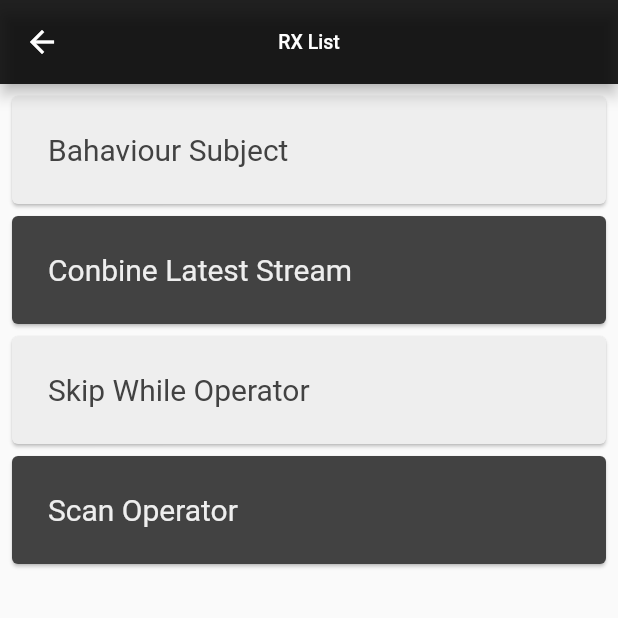
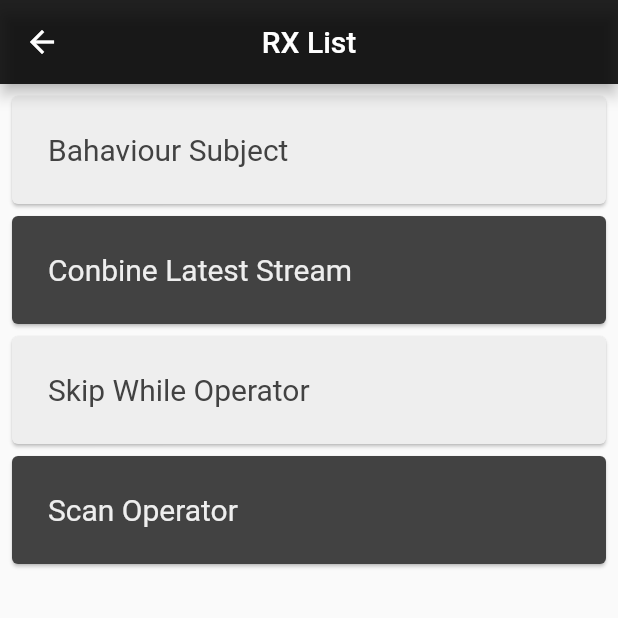
Before and after one commit to TauUpsilon/EdFlutterDemo, a Flutter app: the DemoListPage screen opened by its route, after a tap on an icon or button, on a phone screen of 412 x 824 dp, the top half of it. Run offline on Flutter 3.47's test engine with Material 2 defaults, Android fonts, the phone set to English and light mode, and no system bars; our stand-ins replace get_it, redux, rxdart; missing offline and left inert: reflectable; statements that could not run were skipped.

Commit message:
title fornt size addjestment

```diff
--- a/project/lib/featured/demo/pages/demo_list.page.dart
+++ b/project/lib/featured/demo/pages/demo_list.page.dart
@@ -22,7 +22,7 @@ class _DemoListPageState extends BaseWidgetState<DemoListPage> {
         backgroundColor: Colors.black87,
         title: Text(
           'Demo List',
-          style: TextStyle(fontSize: 13),
+          style: TextStyle(fontSize: 20),
         ),
       ),
       body: Container(
@@ -39,7 +39,7 @@ class _DemoListPageState extends BaseWidgetState<DemoListPage> {
               child: Card(
                 color: index % 2 == 0 ? Colors.grey[200] : Colors.grey[800],
                 child: Padding(
-                  padding: const EdgeInsets.all(8.0),
+                  padding: const EdgeInsets.all(8),
                   child: ListTile(
                     title: Text(
                       '${tabList[index]['name']} Demo',
--- a/project/lib/featured/demo/pages/rx/rx_list.page.dart
+++ b/project/lib/featured/demo/pages/rx/rx_list.page.dart
@@ -34,7 +34,7 @@ class _RXListPageState extends BaseWidgetState<RXListPage> {
         backgroundColor: Colors.black87,
         title: Text(
           'RX List',
-          style: TextStyle(fontSize: 13),
+          style: TextStyle(fontSize: 20),
         ),
       ),
       body: Container(
--- a/project/lib/featured/home/widgets/home.widget.dart
+++ b/project/lib/featured/home/widgets/home.widget.dart
@@ -21,7 +21,7 @@ class _HomeWidgetState extends BaseWidgetState<HomeWidget> {
         backgroundColor: Colors.black87,
         title: Text(
           'Home',
-          style: TextStyle(fontSize: 13),
+          style: TextStyle(fontSize: 20),
         ),
       ),
       body: Center(
@@ -34,7 +34,7 @@ class _HomeWidgetState extends BaseWidgetState<HomeWidget> {
               },
               child: Card(
                 child: Padding(
-                  padding: const EdgeInsets.all(12),
+                  padding: const EdgeInsets.all(25),
                   child: Center(
                     child: Text(
                       '${tabList[index]['name']} List',
--- a/project/lib/featured/home/widgets/playground.widget.dart
+++ b/project/lib/featured/home/widgets/playground.widget.dart
@@ -20,7 +20,7 @@ class _PlaygroundWidgetState extends BaseWidgetState<PlaygroundWidget> {
         centerTitle: true,
         title: Text(
           'Playground',
-          style: TextStyle(fontSize: 13),
+          style: TextStyle(fontSize: 20),
         ),
         backgroundColor: Colors.black87,
       ),
--- a/project/lib/featured/home/widgets/profile.widget.dart
+++ b/project/lib/featured/home/widgets/profile.widget.dart
@@ -16,7 +16,7 @@ class _ProfileWidgetState extends BaseWidgetState<ProfileWidget> {
         backgroundColor: Colors.black87,
         title: Text(
           'Profile',
-          style: TextStyle(fontSize: 13),
+          style: TextStyle(fontSize: 20),
         ),
       ),
     );
--- a/project/lib/featured/user/pages/user_detail.page.dart
+++ b/project/lib/featured/user/pages/user_detail.page.dart
@@ -23,7 +23,7 @@ class _UserDetailPageState extends BaseWidgetState<UserDetailPage> {
         backgroundColor: Colors.black87,
         title: Text(
           'User List',
-          style: TextStyle(fontSize: 13),
+          style: TextStyle(fontSize: 20),
         ),
       ),
       body: Container(
--- a/project/lib/featured/user/pages/user_list.page.dart
+++ b/project/lib/featured/user/pages/user_list.page.dart
@@ -28,7 +28,7 @@ class _UserListPageState extends BaseWidgetState<UserListPage> {
         backgroundColor: Colors.black87,
         title: Text(
           'User List',
-          style: TextStyle(fontSize: 13),
+          style: TextStyle(fontSize: 20),
         ),
       ),
       body: StreamBuilder<UserListPageModel>(
```
